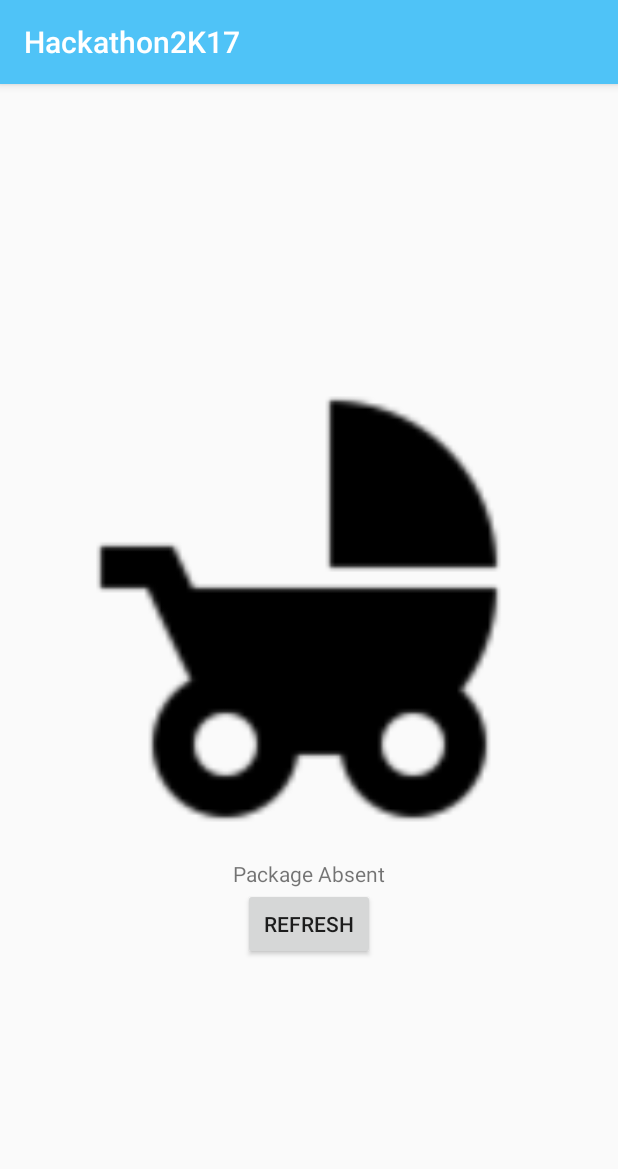
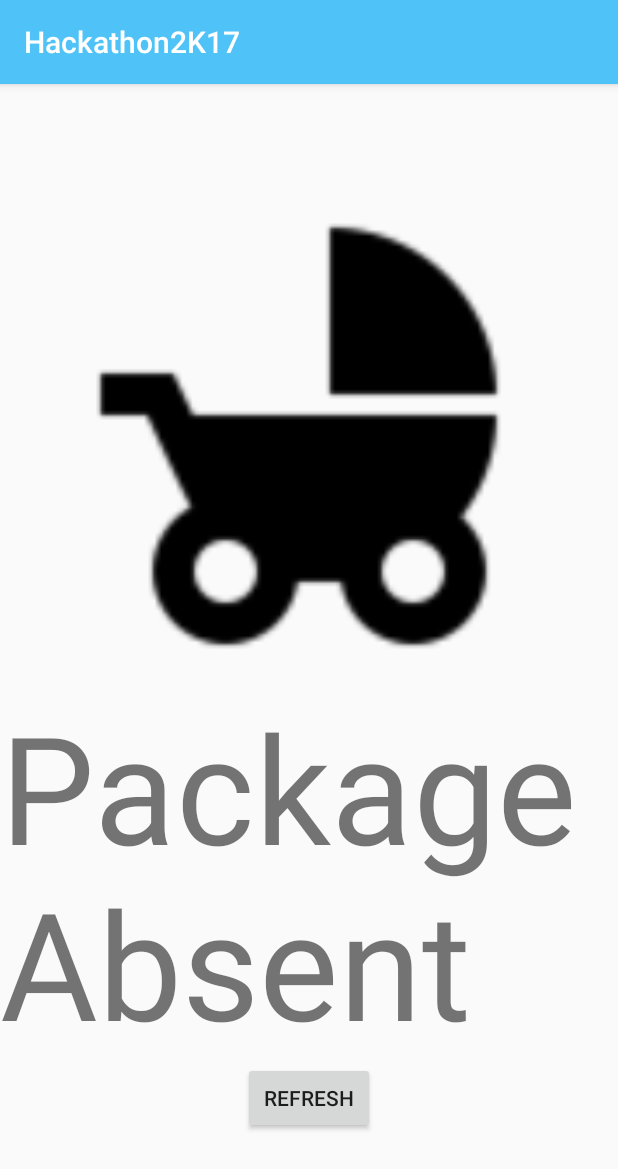
Before and after one commit to criggs626/Baby-Saver, an Android app: the MainActivity screen opened directly, with no data from a screen before it, on a phone screen of 412 x 824 dp. Shown: the top 1169 px of the screen. Run offline under Robolectric (Android 15) with nearby library versions, the phone set to English and light mode, and no system bars; 1 statement that could not run was skipped.

Commit message:
Updated layout and notifications

```diff
--- a/Hackathon2K17/app/src/main/res/layout/activity_main.xml
+++ b/Hackathon2K17/app/src/main/res/layout/activity_main.xml
@@ -19,7 +19,8 @@
             android:layout_width="wrap_content"
             android:layout_height="wrap_content"
             android:text="Hello World!"
-            android:id="@+id/mainText"/>
+            android:id="@+id/mainText"
+            android:textSize="150px"/>
         <Button
             android:layout_width="wrap_content"
             android:layout_height="wrap_content"
```
Also changed, not shown: Hackathon2K17/app/src/main/java/madscientist/labs/hackathon2k17/MainActivity.java (+17 -3 lines).
